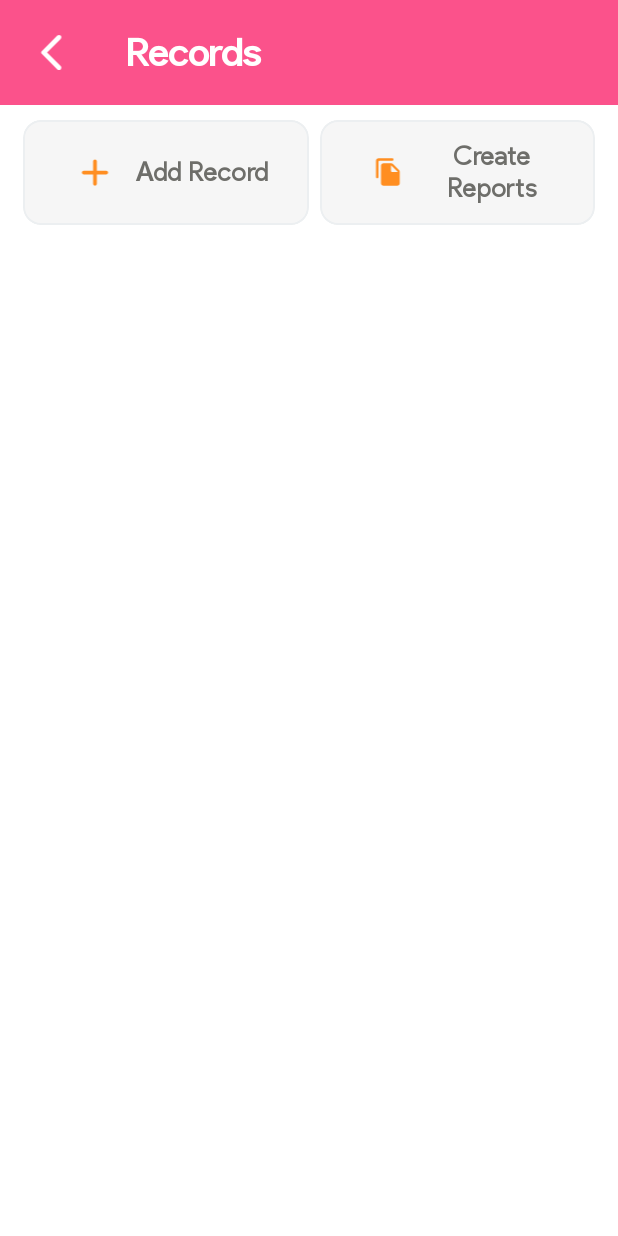
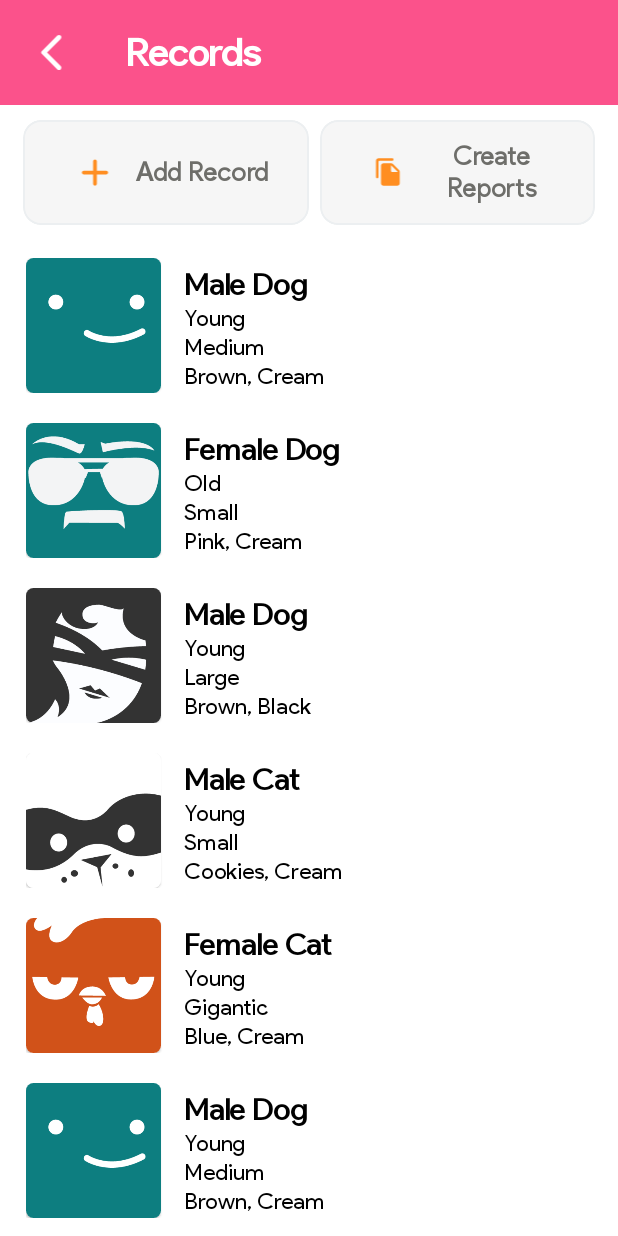
Before and after one commit to charleology/scratch-admin, an Android app: the ManageRecords screen opened directly, with no data from a screen before it, on a phone screen of 412 x 824 dp. Run offline under Robolectric (Android 15) with nearby library versions, the phone set to English and light mode, and no system bars.

Commit message:
Add records.

```diff
--- a/app/src/main/AndroidManifest.xml
+++ b/app/src/main/AndroidManifest.xml
@@ -13,6 +13,9 @@
         android:supportsRtl="true"
         android:theme="@style/Theme.Scratchadmin"
         tools:targetApi="31">
+        <activity
+            android:name=".AddRecord"
+            android:exported="false" />
         <activity
             android:name=".UserInformation"
             android:exported="false" />
--- a/app/src/main/java/com/example/scratch_admin/ManageAccount.java
+++ b/app/src/main/java/com/example/scratch_admin/ManageAccount.java
@@ -76,4 +76,9 @@ public class ManageAccount extends AppCompatActivity {
         super.onBackPressed();
         this.finish();
     }
+
+    public void onCreateAccountPressed(View view){
+        Intent i = new Intent (ManageAccount.this, CreateAdminAccount.class);
+        startActivity(i);
+    }
 }
--- a/app/src/main/java/com/example/scratch_admin/ManageRecords.java
+++ b/app/src/main/java/com/example/scratch_admin/ManageRecords.java
@@ -1,7 +1,10 @@
 package com.example.scratch_admin;
 
 import androidx.appcompat.app.AppCompatActivity;
+import androidx.recyclerview.widget.LinearLayoutManager;
+import androidx.recyclerview.widget.RecyclerView;
 
+import android.content.Intent;
 import android.content.res.ColorStateList;
 import android.graphics.Color;
 import android.os.Bundle;
@@ -18,6 +21,7 @@ public class ManageRecords extends AppCompatActivity {
     ImageView recordsBackIv;
     LinearLayout recordsAddTile, recordsCreateReportTile;
     MaterialCardView addRecordMaterial, createReportMaterial;
+    RecyclerView recordsRecycler;
 
     @Override
     protected void onCreate(Bundle savedInstanceState) {
@@ -35,29 +39,28 @@ public class ManageRecords extends AppCompatActivity {
         recordsCreateReportTile = (LinearLayout) findViewById(R.id.recordsCreateReportTile);
         addRecordMaterial = (MaterialCardView) findViewById(R.id.addRecordMaterial);
         createReportMaterial = (MaterialCardView) findViewById(R.id.createReportMaterial);
+        recordsRecycler = (RecyclerView) findViewById(R.id.recordsRecycler);
 
-        recordsBackIv.setOnClickListener(new View.OnClickListener() {
-            @Override
-            public void onClick(View view) {
-                onBackPressed();
-            }
-        });
+        recordsRecycler.setHasFixedSize(true);
+        recordsRecycler.setLayoutManager(new LinearLayoutManager(ManageRecords.this));
 
-        recordsAddTile.setOnClickListener(new View.OnClickListener() {
-            @Override
-            public void onClick(View view) {
-                //change color of tile when pressed
-                addRecordMaterial.setBackgroundTintList(ColorStateList.valueOf(getResources().getColor(R.color.lightgray)));
-            }
-        });
+        //Array for accounts
+        PetRecordsData[] petRecordsData = new PetRecordsData[]{
+                new PetRecordsData("Male Dog", "Young", "Medium", "Brown, Cream", R.drawable.sample1),
+                new PetRecordsData("Female Dog", "Old", "Small", "Pink, Cream", R.drawable.sample2),
+                new PetRecordsData("Male Dog", "Young", "Large", "Brown, Black", R.drawable.sample3),
+                new PetRecordsData("Male Cat", "Young", "Small", "Cookies, Cream", R.drawable.sample4),
+                new PetRecordsData("Female Cat", "Young", "Gigantic", "Blue, Cream", R.drawable.sample5),
+                new PetRecordsData("Male Dog", "Young", "Medium", "Brown, Cream", R.drawable.sample1),
+                new PetRecordsData("Female Dog", "Old", "Small", "Pink, Cream", R.drawable.sample2),
+                new PetRecordsData("Male Dog", "Young", "Large", "Brown, Black", R.drawable.sample3),
+                new PetRecordsData("Male Cat", "Young", "Small", "Cookies, Cream", R.drawable.sample4),
+                new PetRecordsData("Female Cat", "Young", "Gigantic", "Blue, Cream", R.drawable.sample5)
+        };
 
-        recordsCreateReportTile.setOnClickListener(new View.OnClickListener() {
-            @Override
-            public void onClick(View view) {
-                //change color of tile when pressed
-                createReportMaterial.setBackgroundTintList(ColorStateList.valueOf(getResources().getColor(R.color.lightgray)));
-            }
-        });
+        RecordsAdapter recordsAdapter = new RecordsAdapter(petRecordsData, ManageRecords.this);
+        recordsRecycler.setAdapter(recordsAdapter);
+
     }
 
     public void back(View view){
@@ -69,4 +72,9 @@ public class ManageRecords extends AppCompatActivity {
         super.onBackPressed();
         this.finish();
     }
+
+    public void onAddRecordPressed(View view){
+        Intent i = new Intent(ManageRecords.this, AddRecord.class);
+        startActivity(i);
+    }
 }
--- /dev/null
+++ b/app/src/main/java/com/example/scratch_admin/PetRecordsData.java
@@ -0,0 +1,58 @@
+package com.example.scratch_admin;
+
+public class PetRecordsData {
+
+    private String genderType;
+    private String estAge;
+    private String petColor;
+    private String estSize;
+    private Integer petPic;
+
+    public PetRecordsData(String genderType,  String estAge, String petColor, String estSize, Integer petPic) {
+        this.genderType = genderType;
+        this.estAge = estAge;
+        this.petColor = petColor;
+        this.estSize = estSize;
+        this.petPic = petPic;
+    }
+
+    public String getGenderType() {
+        return genderType;
+    }
+
+    public void setGenderType(String genderType) {
+        this.genderType = genderType;
+    }
+
+    public String getEstAge() {
+        return estAge;
+    }
+
+    public void setEstAge(String estAge) {
+        this.estAge = estAge;
+    }
+
+    public String getPetColor() {
+        return petColor;
+    }
+
+    public void setPetColor(String petColor) {
+        this.petColor = petColor;
+    }
+
+    public String getEstSize() {
+        return estSize;
+    }
+
+    public void setEstSize(String estSize) {
+        this.estSize = estSize;
+    }
+
+    public Integer getPetPic() {
+        return petPic;
+    }
+
+    public void setPetPic(Integer petPic) {
+        this.petPic = petPic;
+    }
+}
--- /dev/null
+++ b/app/src/main/java/com/example/scratch_admin/RecordsAdapter.java
@@ -0,0 +1,73 @@
+package com.example.scratch_admin;
+
+import android.content.Context;
+import android.view.LayoutInflater;
+import android.view.View;
+import android.view.ViewGroup;
+import android.widget.ImageView;
+import android.widget.TextView;
+import android.widget.Toast;
+
+import androidx.annotation.NonNull;
+import androidx.recyclerview.widget.RecyclerView;
+
+public class RecordsAdapter extends RecyclerView.Adapter<RecordsAdapter.ViewHolder> {
+
+    PetRecordsData petRecordsData[];
+    Context context;
+
+    public RecordsAdapter(PetRecordsData[] petRecordsData, ManageRecords activity){
+        this.petRecordsData = petRecordsData;
+        this.context = activity;
+    }
+
+    @NonNull
+    @Override
+    public ViewHolder onCreateViewHolder(@NonNull ViewGroup parent, int viewType) {
+        LayoutInflater layoutInflater = LayoutInflater.from(parent.getContext());
+        View view = layoutInflater.inflate(R.layout.records_item_list, parent, false);
+        ViewHolder viewHolder = new ViewHolder(view);
+        return viewHolder;
+    }
+
+    @Override
+    public void onBindViewHolder(@NonNull ViewHolder holder, int position) {
+        final PetRecordsData petRecordsDataList = petRecordsData[position];
+        holder.genderType.setText(petRecordsDataList.getGenderType());
+        holder.estAge.setText(petRecordsDataList.getEstAge());
+        holder.estSize.setText(petRecordsDataList.getEstSize());
+        holder.petColor.setText(petRecordsDataList.getPetColor());
+        holder.petPic.setImageResource(petRecordsDataList.getPetPic());
+
+        holder.itemView.setOnClickListener(new View.OnClickListener() {
+            @Override
+            public void onClick(View view) {
+                Toast.makeText(context, petRecordsDataList.getGenderType(), Toast.LENGTH_SHORT).show();
+            }
+        });
+    }
+
+    @Override
+    public int getItemCount() {
+        return petRecordsData.length;
+    }
+
+    public class ViewHolder extends RecyclerView.ViewHolder{
+
+        ImageView petPic;
+        TextView genderType;
+        TextView estAge;
+        TextView petColor;
+        TextView estSize;
+
+        public ViewHolder(@NonNull View itemView) {
+            super(itemView);
+
+            petPic = itemView.findViewById(R.id.petPicIv);
+            genderType = itemView.findViewById(R.id.genderType);
+            estAge = itemView.findViewById(R.id.estAge);
+            petColor = itemView.findViewById(R.id.petColor);
+            estSize = itemView.findViewById(R.id.estSize);
+        }
+    }
+}
--- /dev/null
+++ b/app/src/main/res/drawable-v24/ic_round_camera_alt_24.xml
@@ -0,0 +1,6 @@
+<vector android:height="24dp" android:tint="#000000"
+    android:viewportHeight="24" android:viewportWidth="24"
+    android:width="24dp" xmlns:android="http://schemas.android.com/apk/res/android">
+    <path android:fillColor="@android:color/white" android:pathData="M12,12m-3,0a3,3 0,1 1,6 0a3,3 0,1 1,-6 0"/>
+    <path android:fillColor="@android:color/white" android:pathData="M20,4h-3.17l-1.24,-1.35c-0.37,-0.41 -0.91,-0.65 -1.47,-0.65L9.88,2c-0.56,0 -1.1,0.24 -1.48,0.65L7.17,4L4,4c-1.1,0 -2,0.9 -2,2v12c0,1.1 0.9,2 2,2h16c1.1,0 2,-0.9 2,-2L22,6c0,-1.1 -0.9,-2 -2,-2zM12,17c-2.76,0 -5,-2.24 -5,-5s2.24,-5 5,-5 5,2.24 5,5 -2.24,5 -5,5z"/>
+</vector>
--- a/app/src/main/res/layout/activity_manage_account.xml
+++ b/app/src/main/res/layout/activity_manage_account.xml
@@ -42,7 +42,8 @@
             android:layout_height="30dp"
             android:layout_weight="1.35"
             android:src="@drawable/ic_round_add_24"
-            app:tint="@color/whitey" />
+            app:tint="@color/whitey"
+            android:onClick="onCreateAccountPressed"/>
 
     </LinearLayout>
 
@@ -94,7 +95,6 @@
 
     </LinearLayout>
 
-
     <androidx.recyclerview.widget.RecyclerView
         android:id="@+id/accountsRecycler"
         android:layout_width="match_parent"
@@ -103,5 +103,4 @@
         android:layout_marginHorizontal="10dp"
         android:layout_marginVertical="10dp" />
 
-
 </LinearLayout>
--- a/app/src/main/res/layout/activity_manage_records.xml
+++ b/app/src/main/res/layout/activity_manage_records.xml
@@ -68,6 +68,7 @@
             app:strokeWidth="1dp">
 
             <LinearLayout
+                android:onClick="onAddRecordPressed"
                 android:id="@+id/recordsAddTile"
                 android:layout_width="match_parent"
                 android:layout_height="match_parent"
@@ -139,4 +140,12 @@
 
     </LinearLayout>
 
+    <androidx.recyclerview.widget.RecyclerView
+        android:id="@+id/recordsRecycler"
+        android:layout_width="match_parent"
+        android:layout_height="match_parent"
+        android:layout_margin="2dp"
+        android:layout_marginHorizontal="10dp"
+        android:layout_marginVertical="10dp" />
+
 </LinearLayout>
--- /dev/null
+++ b/app/src/main/res/layout/records_item_list.xml
@@ -0,0 +1,74 @@
+<?xml version="1.0" encoding="utf-8"?>
+<RelativeLayout xmlns:android="http://schemas.android.com/apk/res/android"
+    xmlns:app="http://schemas.android.com/apk/res-auto"
+    android:layout_width="match_parent"
+    android:layout_height="wrap_content"
+    android:orientation="vertical"
+    android:gravity="center_vertical"
+    android:paddingHorizontal="15dp"
+    android:paddingVertical="10dp">
+
+    <com.google.android.material.card.MaterialCardView
+        android:id="@+id/pictureView"
+        android:layout_width="90dp"
+        android:layout_height="90dp"
+        android:layout_alignParentStart="true"
+        android:layout_alignParentTop="true"
+        app:cardCornerRadius="5dp">
+
+        <ImageView
+            android:id="@+id/petPicIv"
+            android:layout_width="match_parent"
+            android:layout_height="match_parent"
+            android:src="@drawable/sample1"
+            android:scaleType="centerCrop" />
+
+    </com.google.android.material.card.MaterialCardView>
+
+    <TextView
+        android:id="@+id/genderType"
+        android:layout_width="wrap_content"
+        android:layout_height="wrap_content"
+        android:layout_alignParentTop="true"
+        android:layout_marginStart="15dp"
+        android:layout_marginTop="5dp"
+        android:layout_toEndOf="@+id/pictureView"
+        android:text="Male Dog"
+        android:textColor="@color/black"
+        android:textSize="20sp"
+        android:textStyle="bold" />
+
+    <TextView
+        android:id="@+id/estAge"
+        android:layout_width="wrap_content"
+        android:layout_height="wrap_content"
+        android:layout_below="@+id/genderType"
+        android:layout_toEndOf="@+id/pictureView"
+        android:layout_marginStart="15dp"
+        android:text="Young"
+        android:textColor="@color/black"
+        android:textSize="15sp" />
+
+    <TextView
+        android:id="@+id/petColor"
+        android:layout_width="wrap_content"
+        android:layout_height="wrap_content"
+        android:layout_below="@+id/estAge"
+        android:layout_toEndOf="@+id/pictureView"
+        android:layout_marginStart="15dp"
+        android:text="Cream, Brown"
+        android:textColor="@color/black"
+        android:textSize="15sp" />
+
+    <TextView
+        android:id="@+id/estSize"
+        android:layout_width="wrap_content"
+        android:layout_height="wrap_content"
+        android:layout_below="@+id/petColor"
+        android:layout_toEndOf="@+id/pictureView"
+        android:layout_marginStart="15dp"
+        android:text="Medium"
+        android:textColor="@color/black"
+        android:textSize="15sp" />
+
+</RelativeLayout>
```
Also changed, not shown: app/src/main/java/com/example/scratch_admin/AddRecord.java (added, +40 -0 lines), app/src/main/res/layout/activity_add_record.xml (added, +365 -0 lines).
